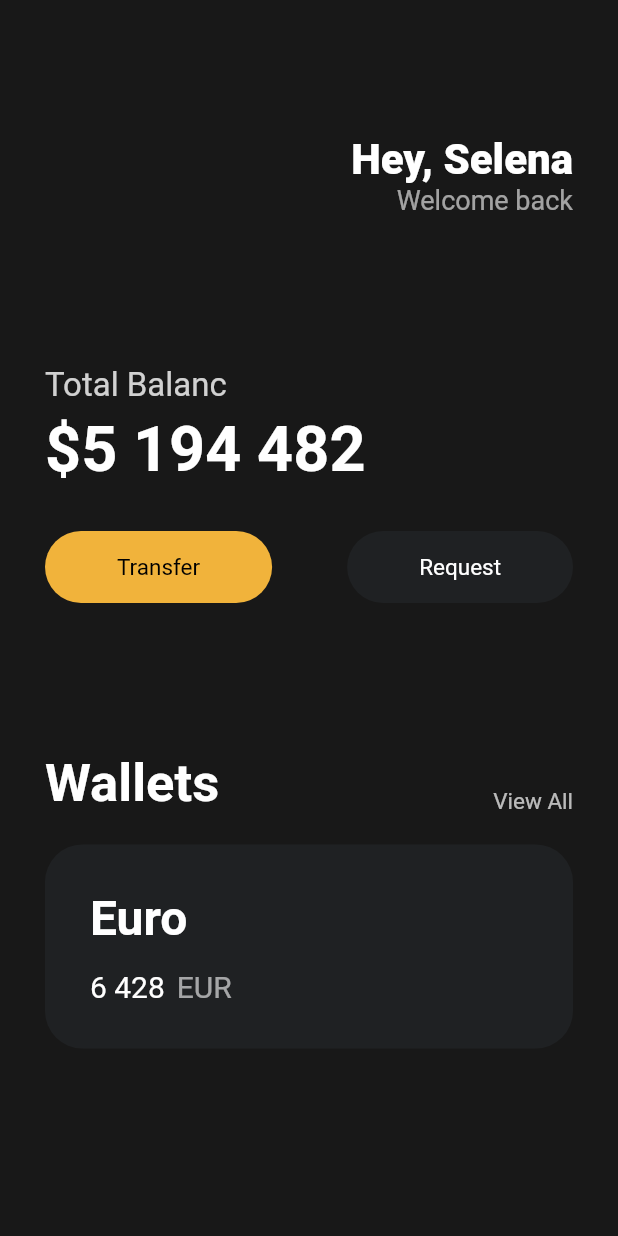
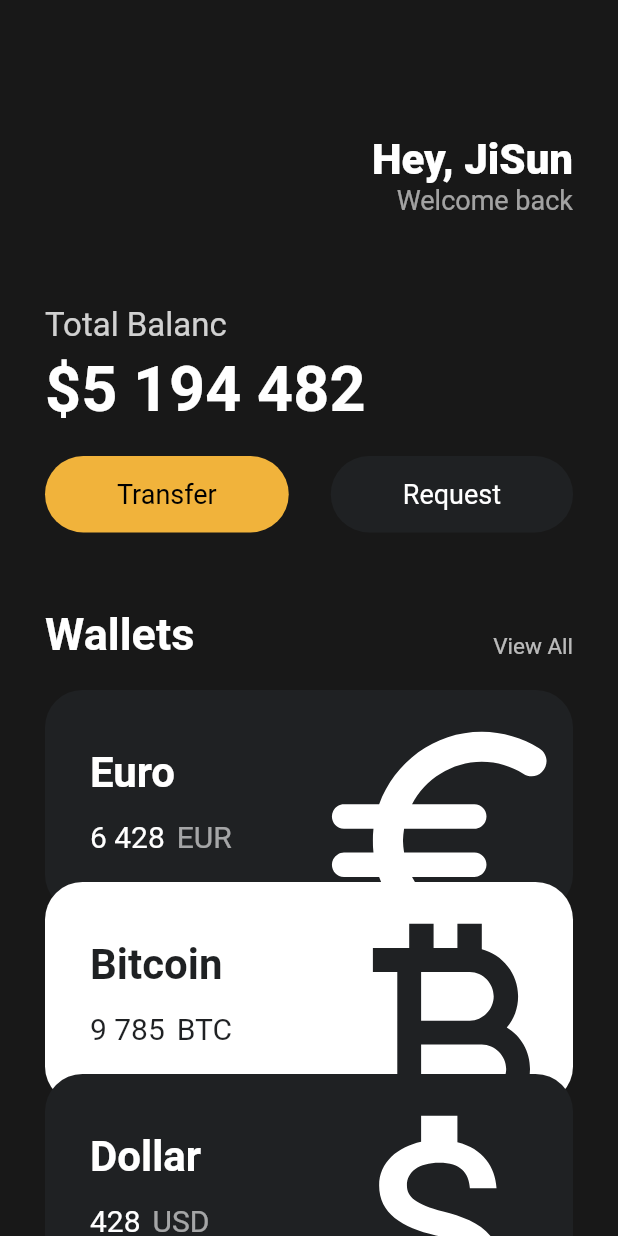
Before and after one commit to aquabuz/flutter-toon, a Flutter app: the screen it shows after launch, on a phone screen of 412 x 824 dp. Run offline on Flutter 3.47's test engine with Material 2 defaults, Android fonts, the phone set to English and light mode, and no system bars.

Commit message:
👻 main---ing--3day-fin

```diff
--- a/lib/main.dart
+++ b/lib/main.dart
@@ -1,5 +1,6 @@
 import 'package:flutter/material.dart';
-import 'package:toonflix/widgets/Button.dart';
+import 'package:toonflix/widgets/button.dart';
+import 'package:toonflix/widgets/currency_card.dart';
 
 void main() {
   runApp(const App());
@@ -13,7 +14,8 @@ class App extends StatelessWidget {
     return MaterialApp(
       home: Scaffold(
           backgroundColor: const Color(0xFF181818),
-          body: Padding(
+          body: SingleChildScrollView(
+            child: Padding(
               padding: const EdgeInsets.symmetric(
                 horizontal: 30,
               ),
@@ -30,7 +32,7 @@ class App extends StatelessWidget {
                         crossAxisAlignment: CrossAxisAlignment.end,
                         children: [
                           const Text(
-                          'Hey, Selena',
+                            'Hey, JiSun',
                             style: TextStyle(
                               color: Colors.white,
                               fontSize: 28,
@@ -49,7 +51,7 @@ class App extends StatelessWidget {
                     ],
                   ),
                   const SizedBox(
-                  height: 100,
+                    height: 60,
                   ),
                   Text(
                     'Total Balanc',
@@ -70,7 +72,7 @@ class App extends StatelessWidget {
                     ),
                   ),
                   const SizedBox(
-                  height: 30,
+                    height: 20,
                   ),
                   Row(
                     mainAxisAlignment: MainAxisAlignment.spaceBetween,
@@ -88,7 +90,7 @@ class App extends StatelessWidget {
                     ],
                   ),
                   const SizedBox(
-                  height: 100,
+                    height: 50,
                   ),
                   Row(
                     crossAxisAlignment: CrossAxisAlignment.end,
@@ -98,7 +100,7 @@ class App extends StatelessWidget {
                         'Wallets',
                         style: TextStyle(
                           color: Colors.white,
-                        fontSize: 35,
+                          fontSize: 30,
                           fontWeight: FontWeight.w600,
                         ),
                       ),
@@ -114,57 +116,35 @@ class App extends StatelessWidget {
                   const SizedBox(
                     height: 20,
                   ),
-                Container(
-                  decoration: BoxDecoration(
-                    color: const Color(0xFF1F2123),
-                    borderRadius: BorderRadius.circular(25),
+                  const CurrencyCard(
+                    name: 'Euro',
+                    code: 'EUR',
+                    amount: '6 428',
+                    icon: Icons.euro_rounded,
+                    isInverted: false,
                   ),
-                  child: Padding(
-                    padding: const EdgeInsets.all(30),
-                    child: Row(
-                      children: [
-                        Column(
-                          crossAxisAlignment: CrossAxisAlignment.start,
-                          children: [
-                            const Text(
-                              'Euro',
-                              style: TextStyle(
-                                color: Colors.white,
-                                fontSize: 32,
-                                fontWeight: FontWeight.w600,
+                  Transform.translate(
+                    offset: const Offset(0, -20),
+                    child: const CurrencyCard(
+                      name: 'Bitcoin',
+                      code: 'BTC',
+                      amount: '9 785',
+                      icon: Icons.currency_bitcoin,
+                      isInverted: true,
                     ),
                   ),
-                            const SizedBox(
-                              height: 15,
-                            ),
-                            Row(
-                              children: [
-                                const Text(
-                                  '6 428',
-                                  style: TextStyle(
-                                    color: Colors.white,
-                                    fontSize: 20,
-                                  ),
-                                ),
-                                const SizedBox(
-                                  width: 8,
-                                ),
-                                Text(
-                                  'EUR',
-                                  style: TextStyle(
-                                    color: Colors.white.withOpacity(0.6),
-                                    fontSize: 20,
+                  Transform.translate(
+                    offset: const Offset(0, -40),
+                    child: const CurrencyCard(
+                      name: 'Dollar',
+                      code: 'USD',
+                      amount: '428',
+                      icon: Icons.attach_money_outlined,
+                      isInverted: false,
                     ),
                   ),
                 ],
               ),
-                          ],
-                        ),
-                      ],
-                    ),
-                  ),
-                )
-              ],
             ),
           )),
     );
--- a/lib/widgets/Button.dart
+++ b/lib/widgets/Button.dart
@@ -1,4 +1,3 @@
-
 import 'package:flutter/material.dart';
 
 class Button extends StatelessWidget {
@@ -26,7 +25,7 @@ class Button extends StatelessWidget {
         child: Text(
           text,
           style: TextStyle(
-            fontSize: 15,
+            fontSize: 18,
             color: textColor,
           ),
         ),
--- /dev/null
+++ b/lib/widgets/currency_card.dart
@@ -0,0 +1,87 @@
+import 'package:flutter/material.dart';
+
+class CurrencyCard extends StatelessWidget {
+  final String name, code, amount;
+  final IconData icon;
+  final bool isInverted;
+
+  final _blackColor = const Color(0xFF1F2123);
+
+  const CurrencyCard({
+    super.key,
+    required this.name,
+    required this.code,
+    required this.amount,
+    required this.icon,
+    required this.isInverted,
+  });
+
+  @override
+  Widget build(BuildContext context) {
+    return Container(
+      clipBehavior: Clip.hardEdge,
+      decoration: BoxDecoration(
+        color: isInverted ? Colors.white : _blackColor,
+        borderRadius: BorderRadius.circular(25),
+      ),
+      child: Padding(
+        padding: const EdgeInsets.all(30),
+        child: Row(
+          mainAxisAlignment: MainAxisAlignment.spaceBetween,
+          children: [
+            Column(
+              crossAxisAlignment: CrossAxisAlignment.start,
+              children: [
+                Text(
+                  name,
+                  style: TextStyle(
+                    color: isInverted ? _blackColor : Colors.white,
+                    fontSize: 28,
+                    fontWeight: FontWeight.w600,
+                  ),
+                ),
+                const SizedBox(
+                  height: 15,
+                ),
+                Row(
+                  children: [
+                    Text(
+                      amount,
+                      style: TextStyle(
+                        color: isInverted ? _blackColor : Colors.white,
+                        fontSize: 20,
+                      ),
+                    ),
+                    const SizedBox(
+                      width: 8,
+                    ),
+                    Text(
+                      code,
+                      style: TextStyle(
+                        color: isInverted
+                            ? _blackColor
+                            : Colors.white.withOpacity(0.6),
+                        fontSize: 20,
+                      ),
+                    ),
+                  ],
+                ),
+              ],
+            ),
+            Transform.scale(
+              scale: 2.2,
+              child: Transform.translate(
+                offset: const Offset(-5, 12),
+                child: Icon(
+                  icon,
+                  color: isInverted ? _blackColor : Colors.white,
+                  size: 88,
+                ),
+              ),
+            )
+          ],
+        ),
+      ),
+    );
+  }
+}
```
Lines whose indentation alone changed are shown as unchanged.
